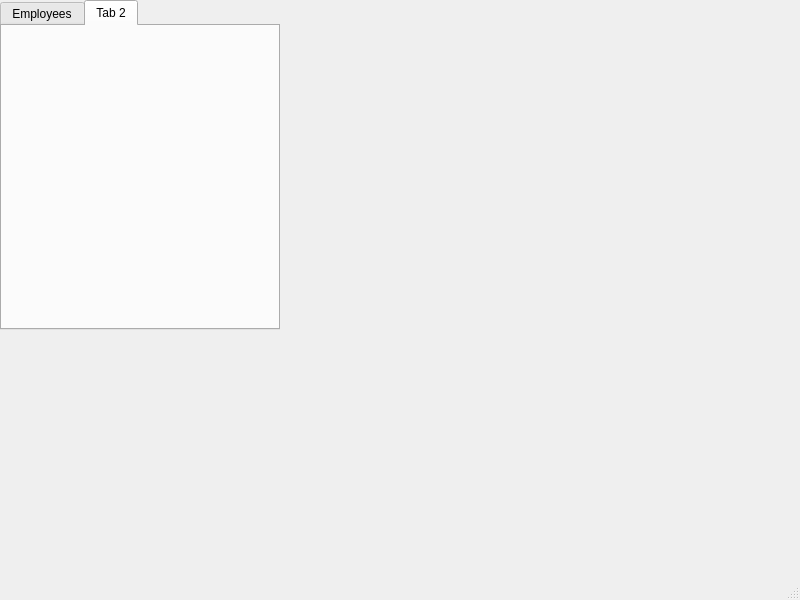
Qt form AdminClient/mainwindow.ui (NecsuleaStefan/Pharmacy_Management_System) before a commit.
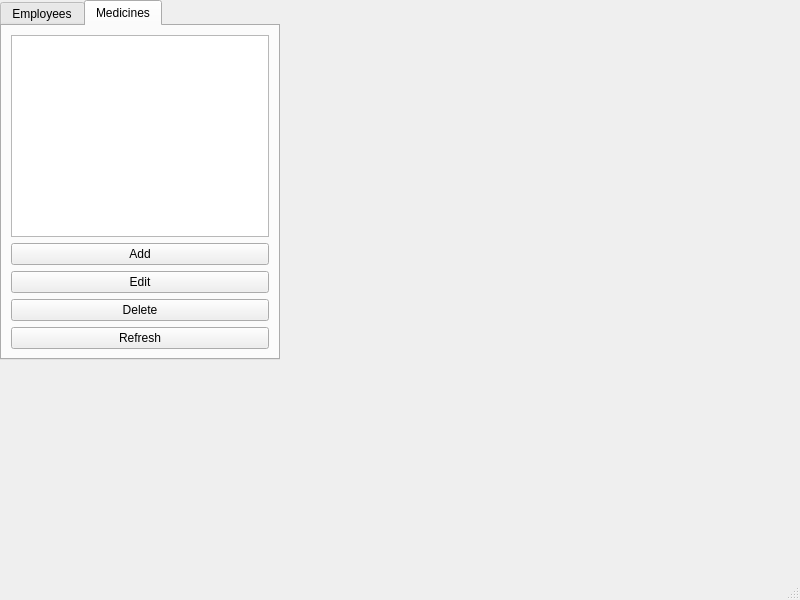
The same form after that commit. The open tabs and pages were chosen to show the change.

Commit message: Medicine Inventory management

```diff
--- a/AdminClient/mainwindow.ui
+++ b/AdminClient/mainwindow.ui
@@ -20,7 +20,7 @@
       <x>0</x>
       <y>0</y>
       <width>280</width>
-      <height>330</height>
+      <height>360</height>
      </rect>
     </property>
     <property name="currentIndex">
@@ -66,8 +66,41 @@
     </widget>
     <widget class="QWidget" name="tab_2">
      <attribute name="title">
-      <string>Tab 2</string>
+      <string>Medicines</string>
      </attribute>
+     <layout class="QVBoxLayout" name="verticalLayout_2">
+      <item>
+       <widget class="QTableWidget" name="tableMedicine"/>
+      </item>
+      <item>
+       <widget class="QPushButton" name="btnAddMedicine">
+        <property name="text">
+         <string>Add</string>
+        </property>
+       </widget>
+      </item>
+      <item>
+       <widget class="QPushButton" name="btnEditMedicine">
+        <property name="text">
+         <string>Edit</string>
+        </property>
+       </widget>
+      </item>
+      <item>
+       <widget class="QPushButton" name="btnDeleteMedicine">
+        <property name="text">
+         <string>Delete</string>
+        </property>
+       </widget>
+      </item>
+      <item>
+       <widget class="QPushButton" name="btnRefreshInventory">
+        <property name="text">
+         <string>Refresh</string>
+        </property>
+       </widget>
+      </item>
+     </layout>
     </widget>
    </widget>
   </widget>
```
Left out of the diff: 18 changed lines with no effect on the pictures. The commit also changes 8 other files.
